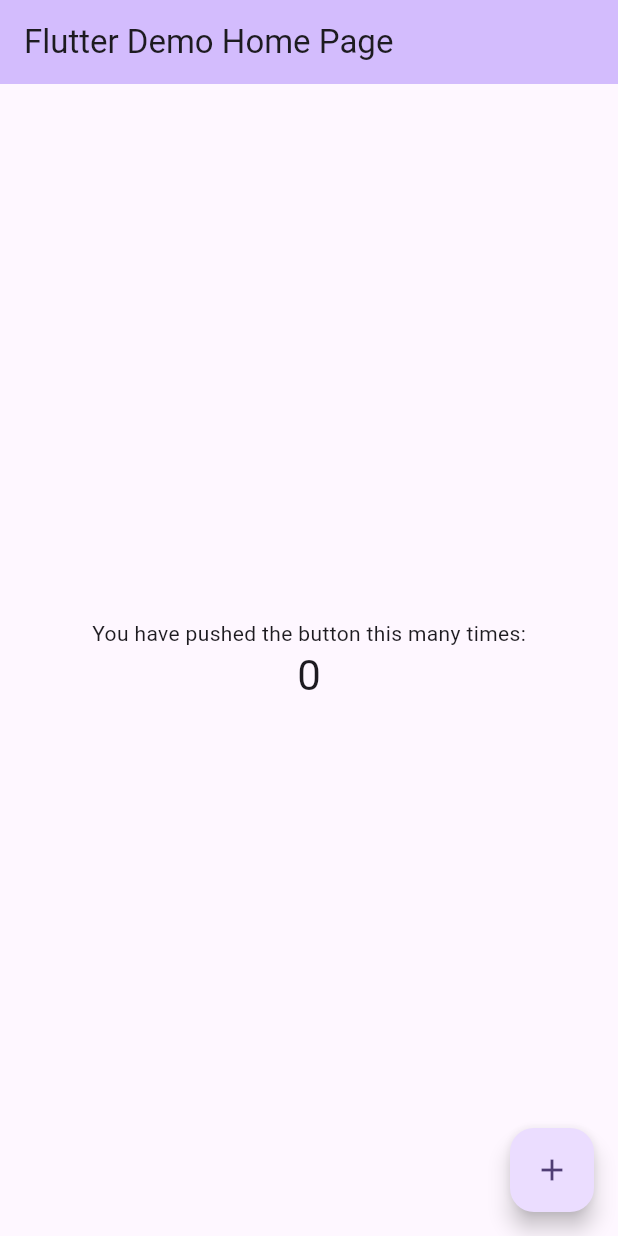
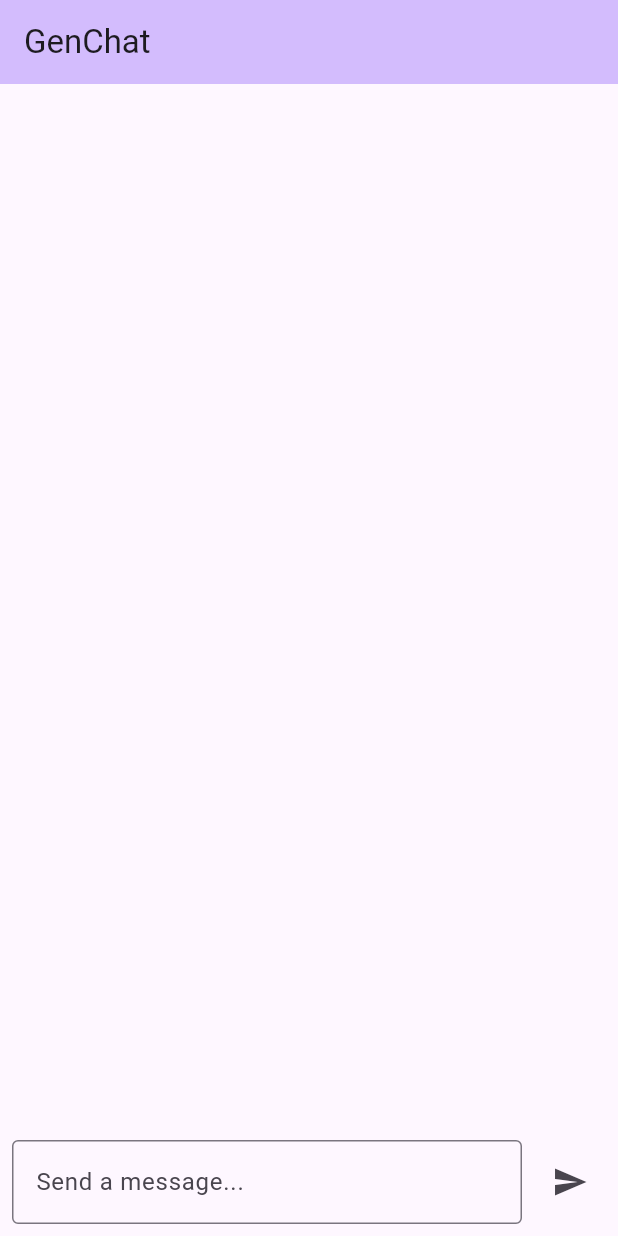
Before and after one commit to Berkay2002/GenUiProject, a Flutter app: the screen it shows after launch, on a phone screen of 412 x 824 dp. Run offline on Flutter 3.47's test engine with Material 3 defaults, Android fonts, the phone set to English and light mode, and no system bars; our stand-ins replace cached_network_image, flutter_animate, google_generative_ai.

Commit message:
Phase 4: Integration - Test App and Gemini API Connection
- Implemented ChatMessage model and MessageType enum for chat data.
- Created ChatProvider for state management, Gemini API calls, and JSON parsing with GenUiParser.
- Developed UserMessageBubble and AiMessageBubble widgets for displaying chat messages, including dynamic rendering of GenUiRenderer.
- Configured main.dart to set up the chat application with ChangeNotifierProvider.
- Added uuid dependency to test_app.
- Updated imports in test_app to use public SDK exports.
- Updated widget_test.dart to reflect the new application structure and ensure basic UI elements are present.
- Ensured all tests pass and code analyzes without issues.

```diff
--- a/test_app/lib/main.dart
+++ b/test_app/lib/main.dart
@@ -1,121 +1,126 @@
 import 'package:flutter/material.dart';
+import 'package:provider/provider.dart';
+import 'package:test_app/src/providers/chat_provider.dart';
+import 'package:test_app/src/widgets/message_bubbles.dart';
 
 void main() {
-  runApp(const MyApp());
+  runApp(const GenChatApp());
 }
 
-class MyApp extends StatelessWidget {
-  const MyApp({super.key});
+class GenChatApp extends StatelessWidget {
+  const GenChatApp({
+    super.key,
+  });
 
-  // This widget is the root of your application.
   @override
   Widget build(BuildContext context) {
-    return MaterialApp(
-      title: 'Flutter Demo',
-      theme: ThemeData(
-        // This is the theme of your application.
-        //
-        // TRY THIS: Try running your application with "flutter run". You'll see
-        // the application has a purple toolbar. Then, without quitting the app,
-        // try changing the seedColor in the colorScheme below to Colors.green
-        // and then invoke "hot reload" (save your changes or press the "hot
-        // reload" button in a Flutter-supported IDE, or press "r" if you used
-        // the command line to start the app).
-        //
-        // Notice that the counter didn't reset back to zero; the application
-        // state is not lost during the reload. To reset the state, use hot
-        // restart instead.
-        //
-        // This works for code too, not just values: Most code changes can be
-        // tested with just a hot reload.
-        colorScheme: .fromSeed(seedColor: Colors.deepPurple),
+    return ChangeNotifierProvider(
+      create: (context) => ChatProvider(),
+      child: MaterialApp(
+        title: 'GenChat',
+        theme: ThemeData(
+          colorScheme: ColorScheme.fromSeed(seedColor: Colors.deepPurple),
+          useMaterial3: true,
+        ),
+        home: const ChatScreen(),
       ),
-      home: const MyHomePage(title: 'Flutter Demo Home Page'),
     );
   }
 }
 
-class MyHomePage extends StatefulWidget {
-  const MyHomePage({super.key, required this.title});
-
-  // This widget is the home page of your application. It is stateful, meaning
-  // that it has a State object (defined below) that contains fields that affect
-  // how it looks.
-
-  // This class is the configuration for the state. It holds the values (in this
-  // case the title) provided by the parent (in this case the App widget) and
-  // used by the build method of the State. Fields in a Widget subclass are
-  // always marked "final".
-
-  final String title;
+class ChatScreen extends StatefulWidget {
+  const ChatScreen({
+    super.key,
+  });
 
   @override
-  State<MyHomePage> createState() => _MyHomePageState();
+  State<ChatScreen> createState() => _ChatScreenState();
 }
 
-class _MyHomePageState extends State<MyHomePage> {
-  int _counter = 0;
+class _ChatScreenState extends State<ChatScreen> {
+  final TextEditingController _textController = TextEditingController();
+  final ScrollController _scrollController = ScrollController();
 
-  void _incrementCounter() {
-    setState(() {
-      // This call to setState tells the Flutter framework that something has
-      // changed in this State, which causes it to rerun the build method below
-      // so that the display can reflect the updated values. If we changed
-      // _counter without calling setState(), then the build method would not be
-      // called again, and so nothing would appear to happen.
-      _counter++;
+  @override
+  void dispose() {
+    _textController.dispose();
+    _scrollController.dispose();
+    super.dispose();
+  }
+
+  void _sendMessage() {
+    if (_textController.text.isNotEmpty) {
+      Provider.of<ChatProvider>(context, listen: false)
+          .sendMessage(_textController.text);
+      _textController.clear();
+      _scrollToBottom();
+    }
+  }
+
+  void _scrollToBottom() {
+    WidgetsBinding.instance.addPostFrameCallback((_) {
+      _scrollController.animateTo(
+        _scrollController.position.maxScrollExtent,
+        duration: const Duration(milliseconds: 300),
+        curve: Curves.easeOut,
+      );
     });
   }
 
   @override
   Widget build(BuildContext context) {
-    // This method is rerun every time setState is called, for instance as done
-    // by the _incrementCounter method above.
-    //
-    // The Flutter framework has been optimized to make rerunning build methods
-    // fast, so that you can just rebuild anything that needs updating rather
-    // than having to individually change instances of widgets.
     return Scaffold(
       appBar: AppBar(
-        // TRY THIS: Try changing the color here to a specific color (to
-        // Colors.amber, perhaps?) and trigger a hot reload to see the AppBar
-        // change color while the other colors stay the same.
         backgroundColor: Theme.of(context).colorScheme.inversePrimary,
-        // Here we take the value from the MyHomePage object that was created by
-        // the App.build method, and use it to set our appbar title.
-        title: Text(widget.title),
+        title: const Text('GenChat'),
       ),
-      body: Center(
-        // Center is a layout widget. It takes a single child and positions it
-        // in the middle of the parent.
-        child: Column(
-          // Column is also a layout widget. It takes a list of children and
-          // arranges them vertically. By default, it sizes itself to fit its
-          // children horizontally, and tries to be as tall as its parent.
-          //
-          // Column has various properties to control how it sizes itself and
-          // how it positions its children. Here we use mainAxisAlignment to
-          // center the children vertically; the main axis here is the vertical
-          // axis because Columns are vertical (the cross axis would be
-          // horizontal).
-          //
-          // TRY THIS: Invoke "debug painting" (choose the "Toggle Debug Paint"
-          // action in the IDE, or press "p" in the console), to see the
-          // wireframe for each widget.
-          mainAxisAlignment: .center,
-          children: [
-            const Text('You have pushed the button this many times:'),
-            Text(
-              '$_counter',
-              style: Theme.of(context).textTheme.headlineMedium,
+      body: Column(
+        children: [
+          Expanded(
+            child: Consumer<ChatProvider>(
+              builder: (context, chatProvider, child) {
+                // Scroll to the bottom whenever messages change
+                _scrollToBottom();
+                return ListView.builder(
+                  controller: _scrollController,
+                  itemCount: chatProvider.messages.length,
+                  itemBuilder: (context, index) {
+                    final message = chatProvider.messages[index];
+                    if (message.isUserMessage) {
+                      return UserMessageBubble(text: message.text!);
+                    } else {
+                      return AiMessageBubble(message: message);
+                    }
+                  },
+                );
+              },
             ),
-          ],
-        ),
-      ),
-      floatingActionButton: FloatingActionButton(
-        onPressed: _incrementCounter,
-        tooltip: 'Increment',
-        child: const Icon(Icons.add),
+          ),
+          if (Provider.of<ChatProvider>(context).status == ChatStatus.loading)
+            const LinearProgressIndicator(),
+          Padding(
+            padding: const EdgeInsets.all(8.0),
+            child: Row(
+              children: [
+                Expanded(
+                  child: TextField(
+                    controller: _textController,
+                    decoration: const InputDecoration(
+                      hintText: 'Send a message...',
+                      border: OutlineInputBorder(),
+                    ),
+                    onSubmitted: (text) => _sendMessage(),
+                  ),
+                ),
+                const SizedBox(width: 8.0),
+                IconButton(
+                  onPressed: _sendMessage,
+                  icon: const Icon(Icons.send),
+                ),
+              ],
+            ),
+          ),
+        ],
       ),
     );
   }
--- /dev/null
+++ b/test_app/lib/src/models/chat_message.dart
@@ -0,0 +1,40 @@
+import 'package:flutter/foundation.dart';
+import 'package:flutter_gen_ui/flutter_gen_ui.dart';
+
+enum MessageType {
+  text,
+  ui,
+}
+
+@immutable
+class ChatMessage {
+  final String id;
+  final String? text;
+  final GenComponent? uiComponent;
+  final bool isUserMessage;
+  final MessageType type;
+
+  const ChatMessage({
+    required this.id,
+    this.text,
+    this.uiComponent,
+    required this.isUserMessage,
+    required this.type,
+  });
+
+  ChatMessage copyWith({
+    String? id,
+    String? text,
+    GenComponent? uiComponent,
+    bool? isUserMessage,
+    MessageType? type,
+  }) {
+    return ChatMessage(
+      id: id ?? this.id,
+      text: text ?? this.text,
+      uiComponent: uiComponent ?? this.uiComponent,
+      isUserMessage: isUserMessage ?? this.isUserMessage,
+      type: type ?? this.type,
+    );
+  }
+}
--- /dev/null
+++ b/test_app/lib/src/providers/chat_provider.dart
@@ -0,0 +1,90 @@
+import 'package:flutter/material.dart';
+import 'package:flutter_gen_ui/flutter_gen_ui.dart';
+import 'package:google_generative_ai/google_generative_ai.dart';
+import 'package:test_app/api_key.dart';
+import 'package:test_app/src/models/chat_message.dart';
+import 'package:uuid/uuid.dart';
+
+enum ChatStatus {
+  idle,
+  loading,
+}
+
+class ChatProvider with ChangeNotifier {
+  final List<ChatMessage> _messages = [];
+  List<ChatMessage> get messages => _messages;
+
+  ChatStatus _status = ChatStatus.idle;
+  ChatStatus get status => _status;
+
+  final GenerativeModel _model = GenerativeModel(
+    model: 'gemini-pro',
+    apiKey: geminiApiKey,
+  );
+
+  final String _systemInstruction = """
+    You are a UI Generation Engine. You do not answer with text. You answer ONLY with JSON.
+    If the user asks for a comparison, generate a 'carousel'.
+    If the user asks for a process/history, generate a 'timeline'.
+    Use this schema: {"component": {"type": "carousel|timeline", "id": "unique_id", "config": {"theme": "dark|light", "speed": 1.0}, "data": [{"id": "item_id", "title": "", "description": "", "imageUrl": ""}]} } """;
+
+  Future<void> sendMessage(String text) async {
+    _messages.add(ChatMessage(
+      id: const Uuid().v4(),
+      text: text,
+      isUserMessage: true,
+      type: MessageType.text,
+    ));
+    _status = ChatStatus.loading;
+    notifyListeners();
+
+    try {
+      final content = [Content.text(_systemInstruction + text)];
+      final response = await _model.generateContent(content);
+      _handleResponse(response);
+    } catch (e) {
+      _messages.add(ChatMessage(
+        id: const Uuid().v4(),
+        text: "Error: $e",
+        isUserMessage: false,
+        type: MessageType.text,
+      ));
+      _status = ChatStatus.idle;
+      notifyListeners();
+    }
+  }
+
+  void _handleResponse(GenerateContentResponse response) {
+    final text = response.text;
+    if (text == null) {
+      _messages.add(ChatMessage(
+        id: const Uuid().v4(),
+        text: "Error: Empty response from AI",
+        isUserMessage: false,
+        type: MessageType.text,
+      ));
+      _status = ChatStatus.idle;
+      notifyListeners();
+      return;
+    }
+
+    try {
+      final uiComponent = GenUiParser.parse(text);
+      _messages.add(ChatMessage(
+        id: const Uuid().v4(),
+        uiComponent: uiComponent,
+        isUserMessage: false,
+        type: MessageType.ui,
+      ));
+    } catch (e) {
+      _messages.add(ChatMessage(
+        id: const Uuid().v4(),
+        text: "Kunde inte rendera UI. Fel: $e",
+        isUserMessage: false,
+        type: MessageType.text,
+      ));
+    }
+    _status = ChatStatus.idle;
+    notifyListeners();
+  }
+}
--- a/test_app/pubspec.yaml
+++ b/test_app/pubspec.yaml
@@ -40,6 +40,7 @@ dependencies:
   cupertino_icons: ^1.0.8
   provider: ^6.1.5
   google_generative_ai: ^0.4.7
+  uuid: ^4.3.3
 
 dev_dependencies:
   flutter_test:
```
Also changed, not shown: test_app/lib/src/widgets/message_bubbles.dart (added, +67 -0 lines), test_app/pubspec.lock, 1 other file.
